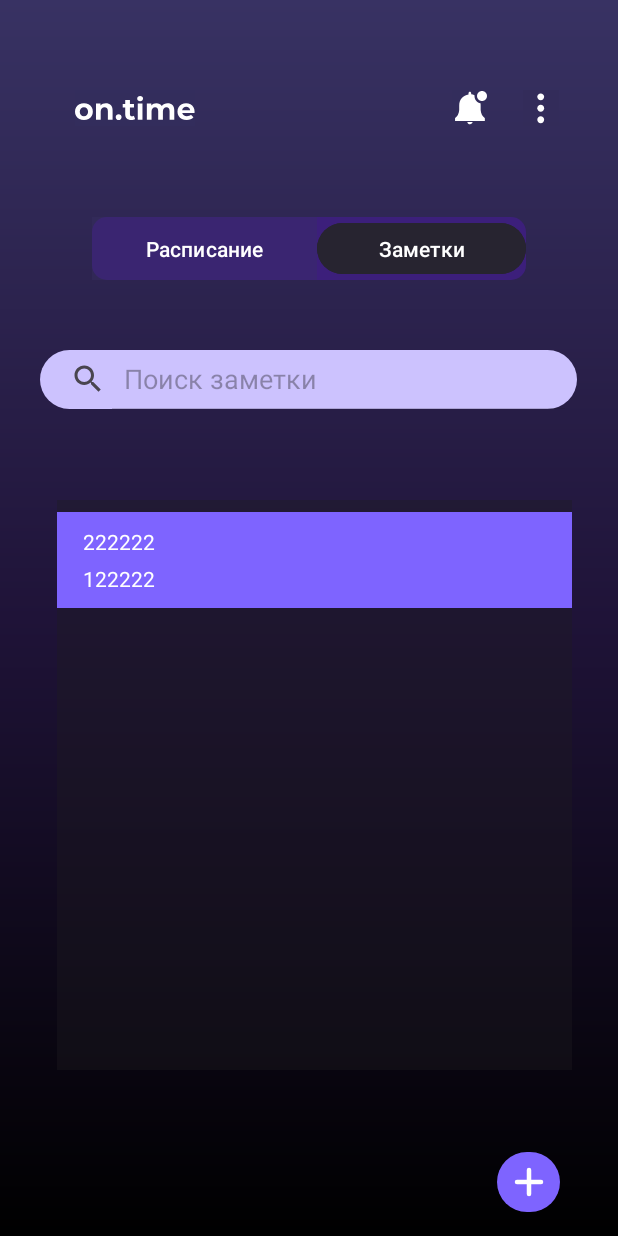
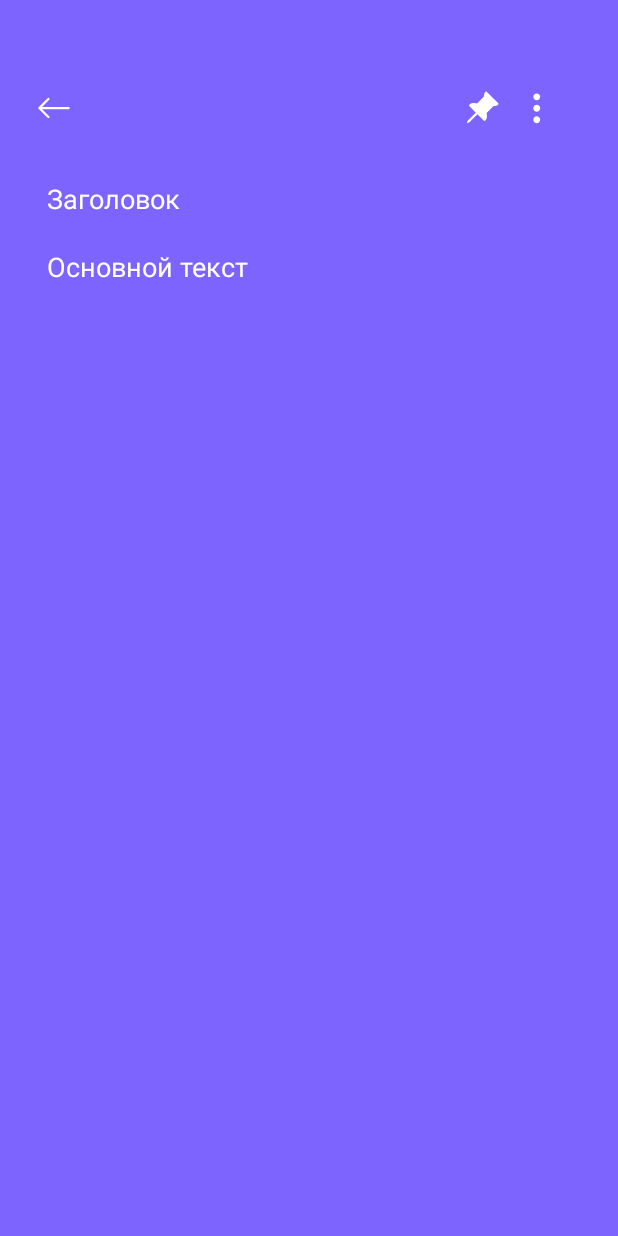
Before and after one commit to Milo4kaa/TestAndroid, an Android app built with Jetpack Compose: the screen it shows after launch (MainActivity before the commit, NoteActivity after it), after a tap on "TODO", on a phone screen of 412 x 824 dp. Run offline under Robolectric (Android 15) with nearby library versions, the phone set to English and light mode, and no system bars.

Commit message:
Добавления заметок(без БД)

```diff
--- a/app/src/main/java/com/example/todolist/MainActivity.kt
+++ b/app/src/main/java/com/example/todolist/MainActivity.kt
@@ -1,9 +1,13 @@
+@file:Suppress("DEPRECATION")
+
 package com.example.todolist
 
 import android.content.Intent
 import androidx.appcompat.app.AppCompatActivity
 import android.os.Bundle
 import android.view.View
+import androidx.activity.result.ActivityResultLauncher
+import androidx.activity.result.contract.ActivityResultContracts
 import androidx.recyclerview.widget.GridLayoutManager
 import androidx.recyclerview.widget.LinearLayoutManager
 import com.example.todolist.databinding.ActivityMainBinding
@@ -13,6 +17,7 @@ class MainActivity : AppCompatActivity() {
 
      lateinit var  binding: ActivityMainBinding
      private var adapter = NoteAdapter()
+    private var  editLauncher: ActivityResultLauncher<Intent>? = null
 
     override fun onCreate(savedInstanceState: Bundle?)
     {
@@ -20,14 +25,18 @@ class MainActivity : AppCompatActivity() {
         binding = ActivityMainBinding.inflate(layoutInflater)
         setContentView(binding.root)
         init()
+        editLauncher = registerForActivityResult(ActivityResultContracts.StartActivityForResult()){
+            if (it.resultCode == RESULT_OK){
+                adapter.addNote(it.data?.getSerializableExtra("note") as Note)
+            }
+        }
     }
     private fun init(){
         binding.apply {
             rcView.layoutManager = LinearLayoutManager(this@MainActivity)
             rcView.adapter = adapter
             imageButton2.setOnClickListener {
-                val note = Note("222222","122222")
-                adapter.addNote(note)
+                editLauncher?.launch(Intent(this@MainActivity, NoteActivity::class.java))
             }
         }
     }
--- a/app/src/main/java/com/example/todolist/Note.kt
+++ b/app/src/main/java/com/example/todolist/Note.kt
@@ -1,3 +1,5 @@
 package com.example.todolist
 
-data class Note(val title: String, val MainText: String)
+import java.io.Serializable
+
+data class Note(val title: String, val MainText: String): Serializable
--- a/app/src/main/java/com/example/todolist/ui/theme/NoteActivity.kt
+++ b/app/src/main/java/com/example/todolist/ui/theme/NoteActivity.kt
@@ -5,12 +5,27 @@ import androidx.appcompat.app.AppCompatActivity
 import android.os.Bundle
 import android.view.View
 import com.example.todolist.MainActivity
+import com.example.todolist.Note
 import com.example.todolist.R
+import com.example.todolist.databinding.ActivityNoteBinding
 
 class NoteActivity : AppCompatActivity() {
+    lateinit var binding: ActivityNoteBinding
     override fun onCreate(savedInstanceState: Bundle?) {
         super.onCreate(savedInstanceState)
-        setContentView(R.layout.activity_note)
+        binding = ActivityNoteBinding.inflate(layoutInflater)
+        setContentView(binding.root)
+        initButtons()
+    }
+    fun initButtons() = with(binding){
+        BackAndSave.setOnClickListener {
+            val note = Note(Tittle.text.toString(), MainText.text.toString())
+            val editIntent = Intent().apply {
+                putExtra("note", note)
+            }
+            setResult(RESULT_OK , editIntent)
+            finish()
+        }
     }
     fun  onClickBackToMenu(view: View)
     {
--- a/app/src/main/res/layout/activity_main.xml
+++ b/app/src/main/res/layout/activity_main.xml
@@ -30,9 +30,7 @@
         android:layout_width="289dp"
         android:layout_height="42dp"
         android:layout_marginStart="50dp"
-        android:layout_marginTop="30dp"
         android:layout_marginEnd="50dp"
-        android:layout_marginBottom="10dp"
         android:background="@drawable/linear_layout_round"
         android:orientation="horizontal"
         app:layout_constraintBottom_toTopOf="@+id/searchView"
@@ -61,31 +59,33 @@
     </LinearLayout>
 
     <ImageButton
-        android:id="@+id/imageButton"
-        android:layout_width="24dp"
-        android:layout_height="24dp"
-        android:layout_marginStart="171dp"
-        android:layout_marginTop="60dp"
-        android:layout_marginEnd="23dp"
-        android:background="#75342E5D"
-        android:contentDescription="TODO"
-        app:layout_constraintEnd_toStartOf="@+id/imageButton2"
-        app:layout_constraintStart_toEndOf="@+id/imageView"
-        app:layout_constraintTop_toTopOf="parent"
-        app:srcCompat="@drawable/group_55"
-        tools:ignore="MissingConstraints" />
+        android:id="@+id/imageButton8"
+        android:layout_width="42dp"
+        android:layout_height="40dp"
+        android:layout_marginStart="331dp"
+        android:layout_marginEnd="38dp"
+        android:layout_marginBottom="32dp"
+        android:background="@drawable/menu_button_radius"
+        android:onClick="onClickOpenMenuActivity"
+        app:layout_constraintBottom_toBottomOf="parent"
+        app:layout_constraintEnd_toEndOf="parent"
+        app:layout_constraintHorizontal_bias="0.0"
+        app:layout_constraintStart_toStartOf="parent"
+        app:srcCompat="@drawable/group_21" />
 
-    <ImageButton
-        android:id="@+id/imageButton2"
-        android:layout_width="0dp"
-        android:layout_height="wrap_content"
-        android:layout_marginTop="60dp"
+    <androidx.recyclerview.widget.RecyclerView
+        android:id="@+id/rcView"
+        android:layout_width="343dp"
+        android:layout_height="380dp"
+        android:layout_marginStart="38dp"
         android:layout_marginEnd="39dp"
-        android:background="#8D332C5A"
-        android:contentDescription="TODO"
+        android:layout_marginBottom="24dp"
+        android:background="@color/material_on_background_disabled"
+        app:layout_constraintBottom_toTopOf="@+id/imageButton8"
         app:layout_constraintEnd_toEndOf="parent"
-        app:layout_constraintTop_toTopOf="parent"
-        app:srcCompat="@drawable/group_33"
+        app:layout_constraintHorizontal_bias="0.034"
+        app:layout_constraintStart_toStartOf="parent"
+        app:layout_constraintTop_toBottomOf="@+id/searchView"
         tools:ignore="MissingConstraints" />
 
     <ImageView
@@ -102,34 +102,31 @@
         tools:ignore="MissingConstraints" />
 
     <ImageButton
-        android:id="@+id/imageButton8"
-        android:layout_width="42dp"
-        android:layout_height="40dp"
-        android:layout_marginStart="331dp"
-        android:layout_marginEnd="38dp"
-        android:layout_marginBottom="16dp"
-        android:background="@drawable/menu_button_radius"
-        android:onClick="onClickOpenMenuActivity"
-        app:layout_constraintBottom_toBottomOf="parent"
+        android:id="@+id/imageButton2"
+        android:layout_width="0dp"
+        android:layout_height="wrap_content"
+        android:layout_marginTop="60dp"
+        android:layout_marginEnd="39dp"
+        android:background="#8D332C5A"
+        android:contentDescription="TODO"
         app:layout_constraintEnd_toEndOf="parent"
-        app:layout_constraintHorizontal_bias="0.0"
-        app:layout_constraintStart_toStartOf="parent"
-        app:srcCompat="@drawable/group_21" />
+        app:layout_constraintTop_toTopOf="parent"
+        app:srcCompat="@drawable/group_33"
+        tools:ignore="MissingConstraints" />
 
-    <androidx.recyclerview.widget.RecyclerView
-        android:id="@+id/rcView"
-        android:layout_width="343dp"
-        android:layout_height="380dp"
-        android:layout_marginStart="38dp"
-        android:layout_marginTop="20dp"
-        android:layout_marginEnd="39dp"
-        android:layout_marginBottom="24dp"
-        android:background="@color/material_on_background_disabled"
-        app:layout_constraintBottom_toTopOf="@+id/imageButton8"
-        app:layout_constraintEnd_toEndOf="parent"
-        app:layout_constraintHorizontal_bias="0.034"
-        app:layout_constraintStart_toStartOf="parent"
-        app:layout_constraintTop_toBottomOf="@+id/searchView"
+    <ImageButton
+        android:id="@+id/imageButton"
+        android:layout_width="24dp"
+        android:layout_height="24dp"
+        android:layout_marginStart="171dp"
+        android:layout_marginTop="60dp"
+        android:layout_marginEnd="23dp"
+        android:background="#75342E5D"
+        android:contentDescription="TODO"
+        app:layout_constraintEnd_toStartOf="@+id/imageButton2"
+        app:layout_constraintStart_toEndOf="@+id/imageView"
+        app:layout_constraintTop_toTopOf="parent"
+        app:srcCompat="@drawable/group_55"
         tools:ignore="MissingConstraints" />
 
 </androidx.constraintlayout.widget.ConstraintLayout>
```
Also changed, not shown: 17 other files.
